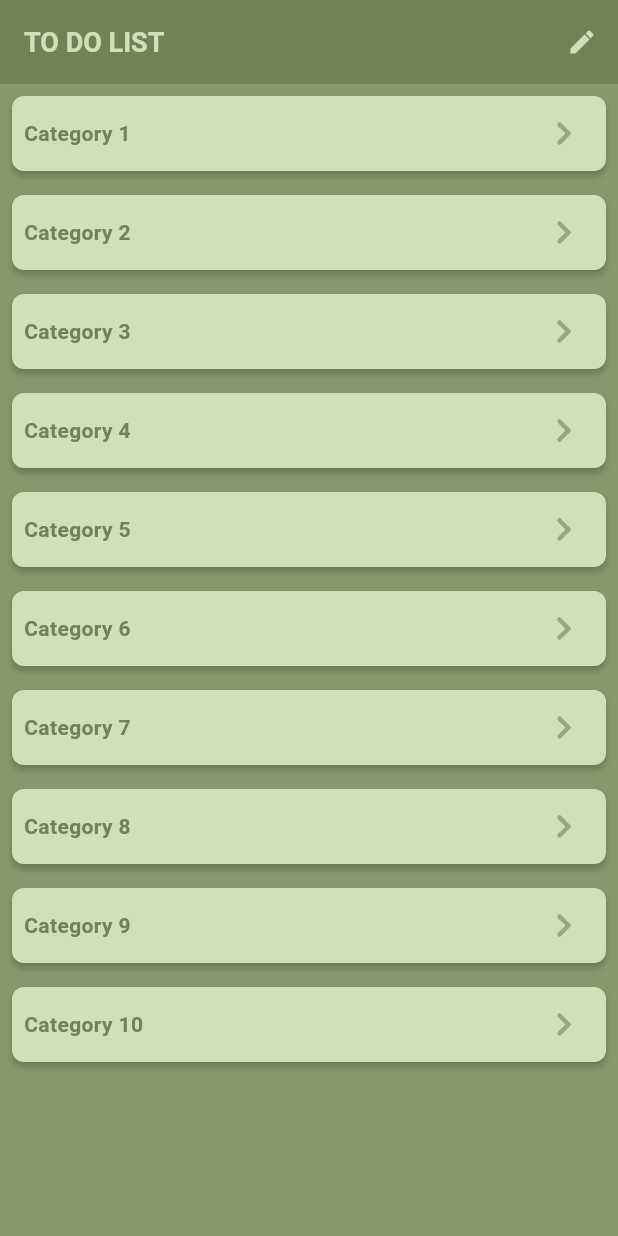
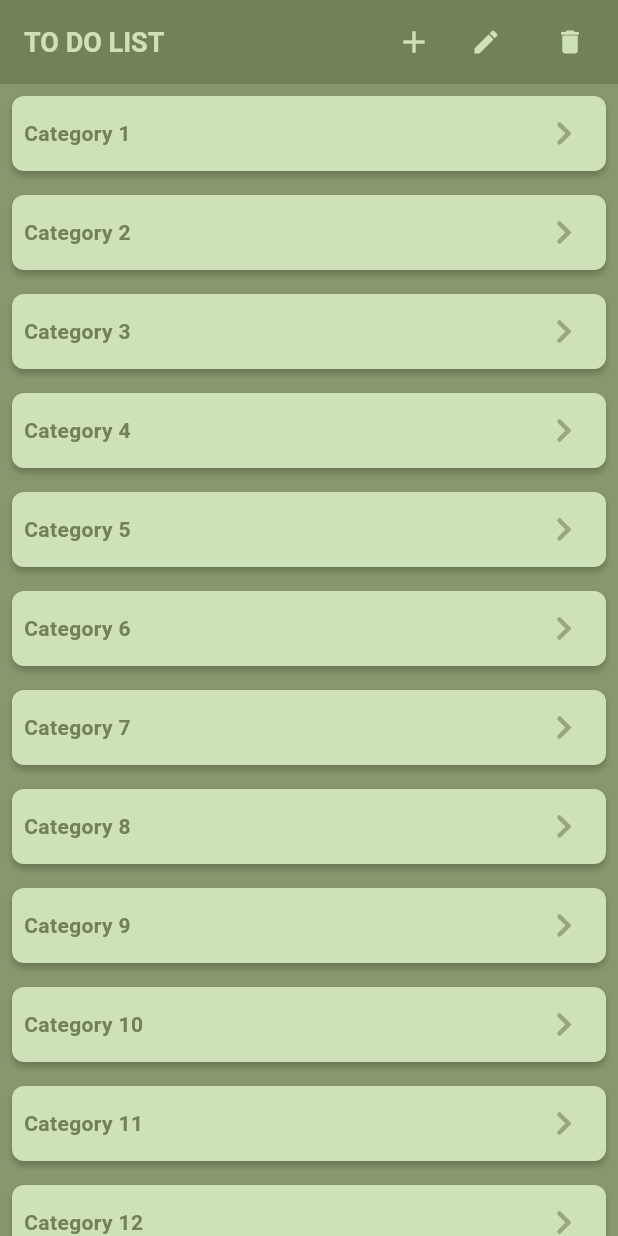
Before and after one commit to nikshit-bhateja/ToDoList_Bloc_Flutter, a Flutter app: the screen it shows after launch, on a phone screen of 412 x 824 dp. Run offline on Flutter 3.47's test engine with Material 3 defaults, Android fonts, the phone set to English and light mode, and no system bars; our stand-ins replace equatable, flutter_bloc.

Commit message:
Added add and edit button in NavigationBar and manage edit and delete button in category cell also

```diff
--- a/lib/to_do_view/to_do_view.dart
+++ b/lib/to_do_view/to_do_view.dart
@@ -20,6 +20,10 @@ class _ToDoViewState extends State<ToDoView>
   // animation variables
   late AnimationController _animationController;
   late Animation<double> _animation;
+
+  // booleans
+  bool isDetailedOrdeleteButtonEnable = true;
+  bool isDeleteButtonEnabled = false;
 
   //View Life Cycle
   @override
@@ -51,12 +55,44 @@ class _ToDoViewState extends State<ToDoView>
       appBar: CommonUIComponents.commonAppBar(
           context, 'To Do List', AppColors.primary, AppColors.textColor, [
         IconButton(
-            onPressed: _toggleAnimation,
+            onPressed: () {},
             icon: Icon(
-              Icons.edit,
+              Icons.add,
               color: AppColors.textColor,
-              size: 20,
-            ))
+            )),
+        Container(
+          margin: EdgeInsets.symmetric(vertical: 8),
+          decoration: BoxDecoration(
+            color: (!isDetailedOrdeleteButtonEnable) ? Colors.white.withOpacity(0.15) : Colors.transparent,
+            shape: BoxShape.circle
+          ),
+          child: IconButton(
+              onPressed: () {
+                setState(() {
+                  isDeleteButtonEnabled = false;
+                  isDetailedOrdeleteButtonEnable =
+                      !isDetailedOrdeleteButtonEnable;
+                });
+              },
+              icon: Icon(Icons.edit ,
+                color:  AppColors.textColor,
+                size: 20,
+              )),
+        ),
+        Container(
+          margin: EdgeInsets.all(8),
+           decoration: BoxDecoration(
+            color: (isDeleteButtonEnabled) ? Colors.white.withOpacity(0.15) : Colors.transparent,
+            shape: BoxShape.circle
+          ),
+          child: IconButton(
+              onPressed: _toggleAnimation,
+              icon: Icon(
+                Icons.delete,
+                color: AppColors.textColor,
+                size: 20,
+              )),
+        )
       ]),
       backgroundColor: AppColors.secondary,
       body: categoryListView(),
@@ -82,9 +118,9 @@ class _ToDoViewState extends State<ToDoView>
             return _buildLoading();
           } else if (state is ToDoCategoryBlocLoadingState) {
             return _buildLoading();
-          }else if(state is ToDoCategoryBlocLoadedState){
+          } else if (state is ToDoCategoryBlocLoadedState) {
             return CategoryList(state.toDoCategoryModel);
-          }else {
+          } else {
             return SizedBox();
           }
         },
@@ -95,7 +131,7 @@ class _ToDoViewState extends State<ToDoView>
 
   Widget CategoryList(List<ToDoCategoryModel> categories) {
     return ListView.builder(
-        itemCount: 10,
+        itemCount: categories.length,
         shrinkWrap: true,
         scrollDirection: Axis.vertical,
         itemBuilder: (context, categoryIndex) {
@@ -103,7 +139,8 @@ class _ToDoViewState extends State<ToDoView>
         });
   }
 
-  Widget categoryItemCell(List<ToDoCategoryModel> categories, int categoryIndex) {
+  Widget categoryItemCell(
+      List<ToDoCategoryModel> categories, int categoryIndex) {
     return Container(
       height: 50,
       padding: const EdgeInsets.only(left: 8),
@@ -135,10 +172,19 @@ class _ToDoViewState extends State<ToDoView>
                 onTap: () {
                   print('Next and Close Button Tapped');
                 },
-                child: CustomPaint(
-                  size: const Size(50, 50),
-                  painter: ChevronToCrossPainter(_animation.value),
-                ),
+                child: isDetailedOrdeleteButtonEnable
+                    ? CustomPaint(
+                        size: const Size(50, 50),
+                        painter: ChevronToCrossPainter(_animation.value),
+                      )
+                    : Padding(
+                        padding: const EdgeInsets.only(right: 16),
+                        child: Icon(
+                          Icons.edit,
+                          color: AppColors.icon,
+                          size: 20,
+                        ),
+                      ),
               );
             },
           ),
@@ -147,14 +193,27 @@ class _ToDoViewState extends State<ToDoView>
     );
   }
 
-  Widget _buildLoading() => Center(child: CircularProgressIndicator(color: AppColors.textColor,semanticsLabel: 'Loading...',));
+  Widget _buildLoading() => Center(
+          child: CircularProgressIndicator(
+        color: AppColors.textColor,
+        semanticsLabel: 'Loading...',
+      ));
 
 // methods
   void _toggleAnimation() {
     if (_animationController.status == AnimationStatus.completed) {
+      if(isDetailedOrdeleteButtonEnable == false){
+        _animationController.reset();
+        _animationController.forward();
+      }else{
       _animationController.reverse();
+      }
     } else {
       _animationController.forward();
     }
+    setState(() {
+      isDetailedOrdeleteButtonEnable = true;
+      isDeleteButtonEnabled = !isDeleteButtonEnabled;
+    });
   }
 }
```
